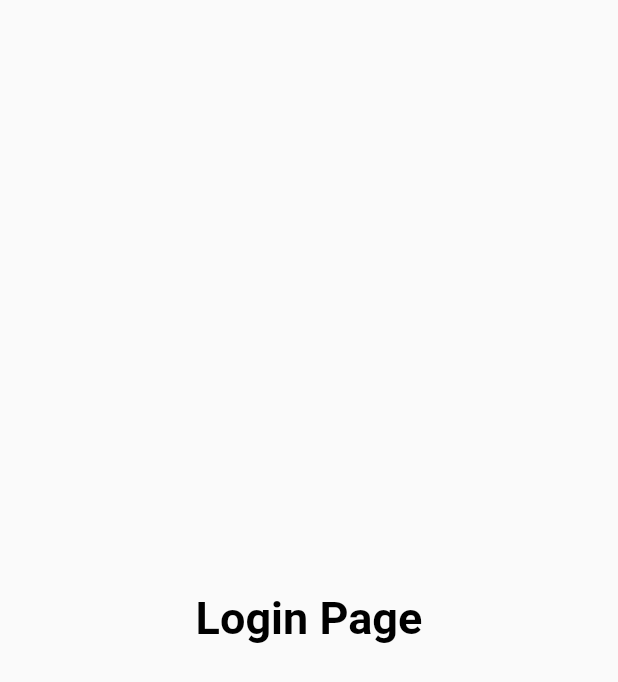
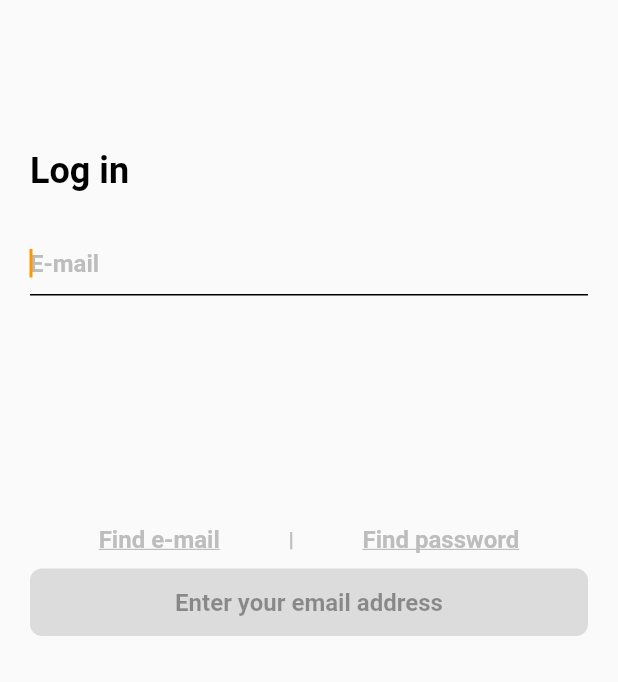
Before and after one commit to Edil-Ayehu/sample_project, a Flutter app: the screen it shows after launch, on a phone screen of 412 x 824 dp. Shown: the top 682 px of the screen. Run offline on Flutter 3.47's test engine with Material 2 defaults, Android fonts, the phone set to English and light mode, and no system bars; our stand-ins replace get.

Commit message:
Complete Login Page with Reusable Components
- Implemented a login page in the sample project.
- Utilized reusable components 'ReusableButton' and 'CustomTextField' for the UI elements.
- The login page includes email input validation and responsive design.
- This commit marks the completion of the sample project.

```diff
--- a/lib/screens/login_page.dart
+++ b/lib/screens/login_page.dart
@@ -1,17 +1,94 @@
 import 'package:flutter/material.dart';
+import 'package:get/get.dart';
+import 'package:sample_project/components/components.dart';
+
+import '../email_validation_controller.dart';
 
 class LoginPage extends StatelessWidget {
-  const LoginPage({Key? key}) : super(key: key);
+  final EmailValidationController controller =
+      Get.put(EmailValidationController());
+
+  LoginPage({super.key});
 
   @override
   Widget build(BuildContext context) {
-    return const Scaffold(
-      body: Center(
-        child: Text(
-          'Login Page',
-          style: TextStyle(
-            fontWeight: FontWeight.bold,
-            fontSize: 30,
+    return Scaffold(
+      resizeToAvoidBottomInset: false,
+      body: SafeArea(
+        child: SingleChildScrollView(
+          child: Padding(
+            padding: const EdgeInsets.symmetric(horizontal: 20.0),
+            child: Column(
+              children: [
+                const SizedBox(height: 100),
+                SizedBox(
+                  height: 120,
+                  child: ListView(
+                    children: [
+                      Text(
+                        "Log in",
+                        style: Theme.of(context).textTheme.displayMedium,
+                      ),
+                      const SizedBox(height: 10),
+                      CustomTextField(
+                        hintText: 'E-mail',
+                        onChanged: (value) => controller.setEmail(value),
+                        keyboardType: TextInputType.emailAddress,
+                      ),
+                    ],
+                  ),
+                ),
+                const SizedBox(height: 130),
+                Column(
+                  children: [
+                    Row(
+                      mainAxisAlignment: MainAxisAlignment.spaceEvenly,
+                      children: [
+                        Text(
+                          'Find e-mail',
+                          style:
+                              Theme.of(context).textTheme.bodyLarge?.copyWith(
+                                    color: Colors.grey.shade400,
+                                    decoration: TextDecoration.underline,
+                                  ),
+                        ),
+                        Text(
+                          '|',
+                          style: TextStyle(
+                            color: Colors.grey.shade400,
+                            fontWeight: FontWeight.w900,
+                          ),
+                        ),
+                        Text(
+                          'Find password',
+                          style:
+                              Theme.of(context).textTheme.bodyLarge?.copyWith(
+                                    color: Colors.grey.shade400,
+                                    decoration: TextDecoration.underline,
+                                  ),
+                        ),
+                      ],
+                    ),
+                    const SizedBox(height: 10),
+                    Obx(() {
+                      return ReusableButton(
+                        buttonColor: controller.isEmailValid
+                            ? Colors.black
+                            : Colors.grey.shade400,
+                        onPressed: controller.isEmailValid
+                            ? () {
+                                // Handle the 'Next' button click here
+                              }
+                            : null,
+                        buttonText: controller.isEmailValid
+                            ? 'Next'
+                            : 'Enter your email address',
+                      );
+                    }),
+                  ],
+                ),
+              ],
+            ),
           ),
         ),
       ),
--- a/lib/screens/splash_screen.dart
+++ b/lib/screens/splash_screen.dart
@@ -9,7 +9,7 @@ class SplashScreen extends StatelessWidget {
 
   @override
   Widget build(BuildContext context) {
-    Timer(const Duration(seconds: 2), () => Get.off(const LoginPage()));
+    Timer(const Duration(seconds: 2), () => Get.off(LoginPage()));
     double h = MediaQuery.of(context).size.height;
     return Scaffold(
       body: SizedBox(
```
